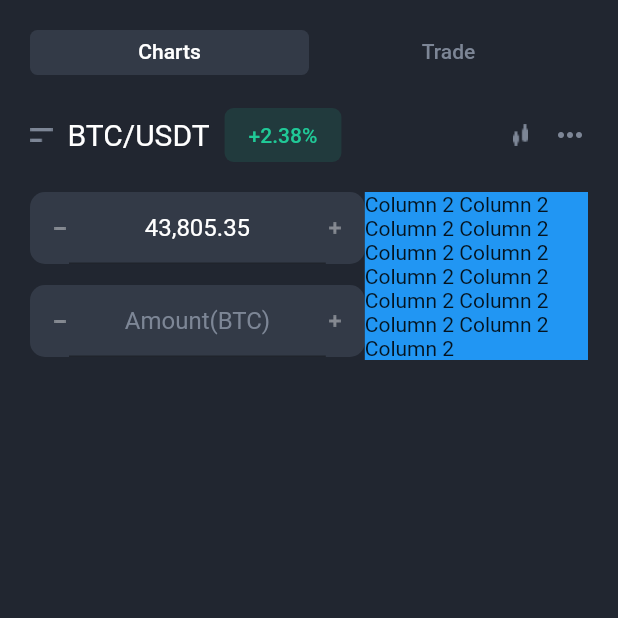
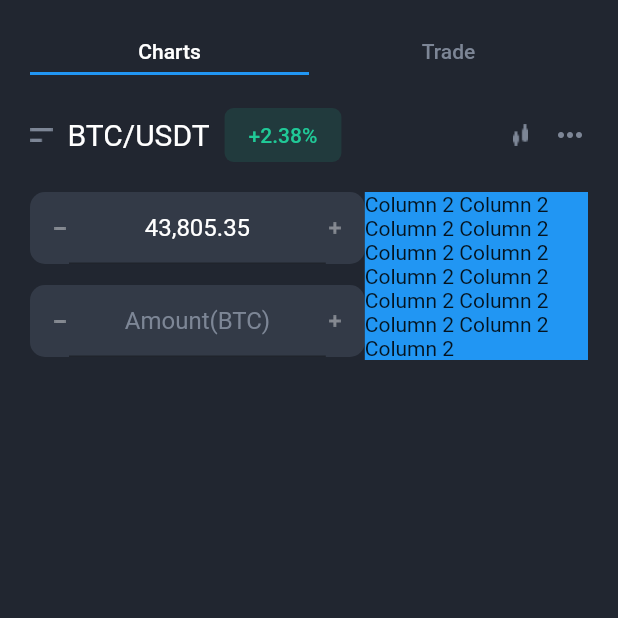
Before and after one commit to petrfalkovsky/trading-flutter-app, a Flutter app: the screen it shows after launch, on a phone screen of 412 x 824 dp, the top half of it. Run offline on Flutter 3.47's test engine with Material 2 defaults, Android fonts, the phone set to English and light mode, and no system bars; Roboto replaces fonts that are missing (Gothic A1).

Commit message:
fix: remove deprecated property

```diff
--- a/lib/ui/widgets/tab_bar.dart
+++ b/lib/ui/widgets/tab_bar.dart
@@ -70,10 +70,10 @@ class TabBarGeneralScreen extends StatelessWidget {
                 child: TabBar(
                   unselectedLabelColor: AppConfig.disactiveText,
                   labelColor: AppConfig.activeText,
-                  indicator: BoxDecoration(
-                    color: AppConfig.blackLight,
-                    borderRadius: BorderRadius.circular(5),
-                  ),
+                  // indicator: BoxDecoration(
+                  //   color: AppConfig.blackLight,
+                  //   borderRadius: BorderRadius.circular(5),
+                  // ),
                   labelStyle: const TextStyle(
                     fontSize: AppConfig.fontSize14,
                   ),
```
Also changed, not shown: pubspec.lock.
